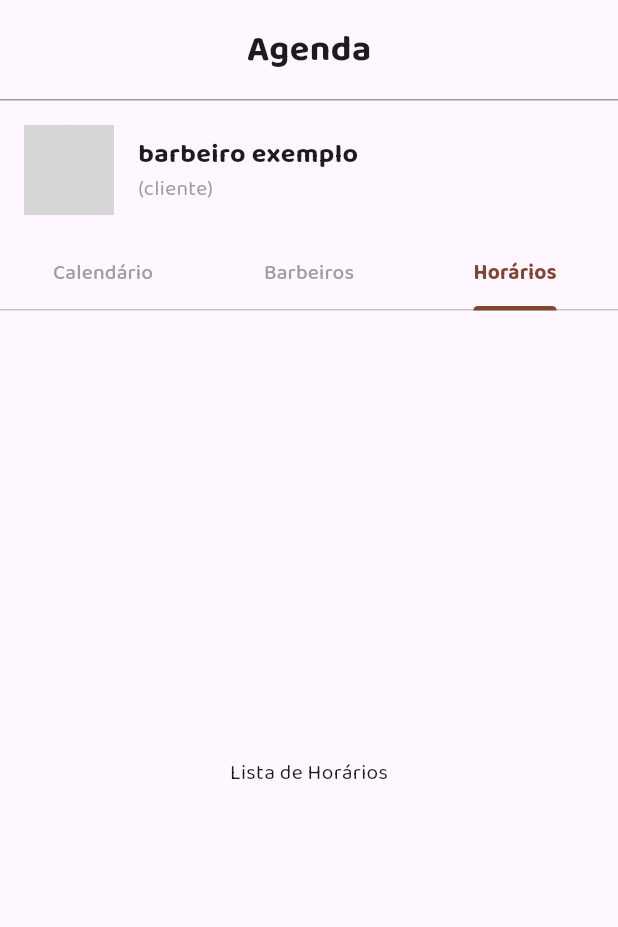
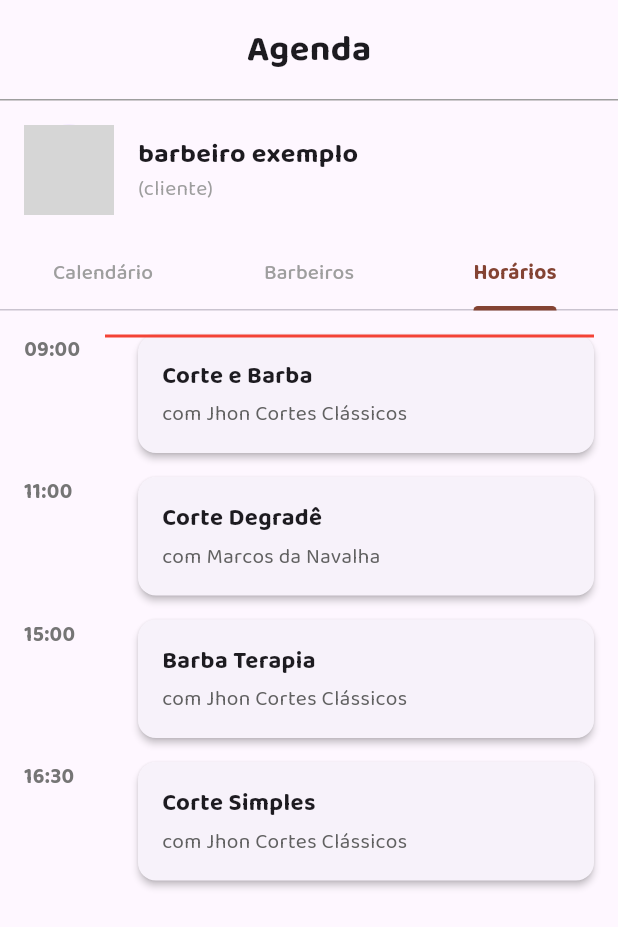
Before and after one commit to renatomalaco/App-Barbearia_Flutter, a Flutter app: the ScheduleView screen opened by its route, tab 3 chosen, on a phone screen of 412 x 824 dp. Shown: the top 927 px of the screen. Run offline on Flutter 3.47's test engine with Material 3 defaults, Android fonts, the phone set to English and light mode, and no system bars; our stand-ins replace device_preview, get_it, google_fonts, table_calendar; network calls fail; grey boxes are pictures that could not be loaded.

Commit message:
finalizada a sessão de clientes, faltando apenas barbeiros

```diff
--- a/lib/client_flow/controller/schedule_controller.dart
+++ b/lib/client_flow/controller/schedule_controller.dart
@@ -53,6 +53,27 @@ class ScheduleController {
     selectedEvents.value = getEventsForDay(newSelectedDay);
   }
 
+  // --- Mock Data for Tabs ---
+  final List<FavoriteBarber> favoriteBarbers = [
+    const FavoriteBarber(
+      name: 'Jhon Cortes Clássicos',
+      specialty: 'Cortes tradicionais',
+      avatarUrl: 'https://images.unsplash.com/photo-1506794778202-cad84cf45f1d?q=80&w=1000&auto=format&fit=crop',
+    ),
+    const FavoriteBarber(
+      name: 'Marcos da Navalha',
+      specialty: 'Barbas e design',
+      avatarUrl: 'https://images.unsplash.com/photo-1539571696357-5a69c17a67c6?ixlib=rb-4.0.3&ixid=M3wxMjA3fDB8MHxwaG90by1wYWdlfHx8fGVufDB8fHx8fA%3D%3D&auto=format&fit=crop&w=687&q=80',
+    ),
+  ];
+
+  final List<FavoriteTimeSlot> favoriteTimeSlots = [
+    const FavoriteTimeSlot(time: '09:00', barberName: 'Jhon Cortes Clássicos', service: 'Corte e Barba'),
+    const FavoriteTimeSlot(time: '11:00', barberName: 'Marcos da Navalha', service: 'Corte Degradê'),
+    const FavoriteTimeSlot(time: '15:00', barberName: 'Jhon Cortes Clássicos', service: 'Barba Terapia'),
+    const FavoriteTimeSlot(time: '16:30', barberName: 'Jhon Cortes Clássicos', service: 'Corte Simples'),
+  ];
+
   void dispose() {
     profile.dispose();
     selectedEvents.dispose();
--- a/lib/client_flow/model/schedule_model.dart
+++ b/lib/client_flow/model/schedule_model.dart
@@ -20,3 +20,27 @@ class Event {
   @override
   String toString() => title;
 }
+
+class FavoriteBarber {
+  final String name;
+  final String specialty;
+  final String avatarUrl;
+
+  const FavoriteBarber({
+    required this.name,
+    required this.specialty,
+    required this.avatarUrl,
+  });
+}
+
+class FavoriteTimeSlot {
+  final String time;
+  final String barberName;
+  final String service;
+
+  const FavoriteTimeSlot({
+    required this.time,
+    required this.barberName,
+    required this.service,
+  });
+}
--- a/lib/client_flow/view/schedule_view.dart
+++ b/lib/client_flow/view/schedule_view.dart
@@ -100,10 +100,10 @@ class _ScheduleViewState extends State<ScheduleView> with SingleTickerProviderSt
                 children: [
                   // Aba 1: Calendário e Eventos
                   _buildCalendarTab(),
-                  // Aba 2: Barbeiros (Placeholder)
-                  Center(child: Text('Lista de Barbeiros', style: GoogleFonts.baloo2())),
-                  // Aba 3: Horários (Placeholder)
-                  Center(child: Text('Lista de Horários', style: GoogleFonts.baloo2())),
+                  // Aba 2: Barbeiros
+                  _buildBarbersTab(),
+                  // Aba 3: Horários
+                  _buildTimeSlotsTab(),
                 ],
               ),
             ),
@@ -168,4 +168,93 @@ class _ScheduleViewState extends State<ScheduleView> with SingleTickerProviderSt
       ],
     );
   }
+
+  Widget _buildBarbersTab() {
+    return ListView.builder(
+      itemCount: _controller.favoriteBarbers.length,
+      itemBuilder: (context, index) {
+        final barber = _controller.favoriteBarbers[index];
+        return Card(
+          margin: const EdgeInsets.symmetric(horizontal: 16.0, vertical: 8.0),
+          child: ListTile(
+            leading: CircleAvatar(
+              radius: 25,
+              backgroundImage: NetworkImage(barber.avatarUrl),
+            ),
+            title: Text(barber.name, style: GoogleFonts.baloo2(fontWeight: FontWeight.bold)),
+            subtitle: Text(barber.specialty, style: GoogleFonts.baloo2()),
+            trailing: const Icon(Icons.arrow_forward_ios, size: 16),
+            onTap: () {
+              // Lógica para selecionar o barbeiro
+            },
+          ),
+        );
+      },
+    );
+  }
+
+  Widget _buildTimeSlotsTab() {
+    // Pega o primeiro horário para posicionar a linha vermelha
+    final firstSlot = _controller.favoriteTimeSlots.isNotEmpty ? _controller.favoriteTimeSlots.first : null;
+
+    return Stack(
+      children: [
+        ListView.builder(
+          padding: const EdgeInsets.all(16.0),
+          itemCount: _controller.favoriteTimeSlots.length,
+          itemBuilder: (context, index) {
+            final slot = _controller.favoriteTimeSlots[index];
+            return IntrinsicHeight(
+              child: Row(
+                crossAxisAlignment: CrossAxisAlignment.stretch,
+                children: [
+                  // Coluna do Horário
+                  SizedBox(
+                    width: 60,
+                    child: Text(
+                      slot.time,
+                      style: GoogleFonts.baloo2(fontWeight: FontWeight.bold, color: Colors.grey.shade600),
+                    ),
+                  ),
+                  const SizedBox(width: 16),
+                  // Card do Agendamento
+                  Expanded(
+                    child: Card(
+                      elevation: 2,
+                      margin: const EdgeInsets.only(bottom: 16),
+                      child: Padding(
+                        padding: const EdgeInsets.all(16.0),
+                        child: Column(
+                          crossAxisAlignment: CrossAxisAlignment.start,
+                          children: [
+                            Text(
+                              slot.service,
+                              style: GoogleFonts.baloo2(fontSize: 16, fontWeight: FontWeight.bold),
+                            ),
+                            const SizedBox(height: 4),
+                            Text(
+                              'com ${slot.barberName}',
+                              style: GoogleFonts.baloo2(color: Colors.grey.shade700),
+                            ),
+                          ],
+                        ),
+                      ),
+                    ),
+                  ),
+                ],
+              ),
+            );
+          },
+        ),
+        // Linha vermelha horizontal posicionada no primeiro agendamento
+        if (firstSlot != null)
+          Positioned(
+            top: 16, // Padding da ListView
+            left: 70, // Posição após o texto do horário
+            right: 16,
+            child: Container(height: 2, color: Colors.red),
+          ),
+      ],
+    );
+  }
 }
--- a/lib/view/config_view.dart
+++ b/lib/view/config_view.dart
@@ -34,7 +34,7 @@ class _ConfigViewState extends State<ConfigView> {
                 Padding(
                   padding: const EdgeInsets.symmetric(vertical: 16.0),
                   child: Text(
-                    'Ajustes e Perfil',
+                    'Configurações e Perfil',
                     textAlign: TextAlign.center,
                     style: GoogleFonts.baloo2(
                       fontSize: 24,
--- a/lib/view/list_view.dart
+++ b/lib/view/list_view.dart
@@ -101,7 +101,7 @@ class _ListsViewState extends State<ListsView> {
               child: Icon(Icons.settings_outlined),
             ),
             activeIcon: Padding(padding: const EdgeInsets.only(top: 4.0), child: Icon(Icons.settings)),
-            label: 'Ajustes',
+            label: 'Configurações',
           ),
         ],
         currentIndex: _selectedIndex,
```
